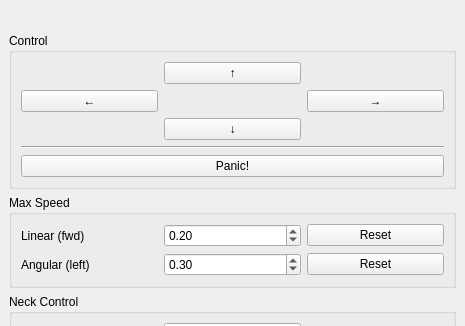
ori-drs/drs-externals, file ui_modules/huskydirector/ui/ddHuskyDriverPanel.ui: the form before one commit; both pictures show x 0 to 465 and y 0 to 326 of the 465 by 980 pixel window.
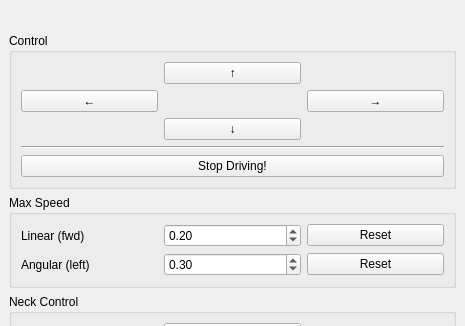
The form after the commit.

What changed in the file:
```diff
--- a/ui_modules/huskydirector/ui/ddHuskyDriverPanel.ui
+++ b/ui_modules/huskydirector/ui/ddHuskyDriverPanel.ui
@@ -160,7 +160,7 @@
             <item>
              <widget class="QPushButton" name="sendButton">
               <property name="text">
-               <string>Panic!</string>
+               <string>Stop Driving!</string>
               </property>
              </widget>
             </item>
```
Left out of the diff: 2 changed lines with no effect on the pictures.
